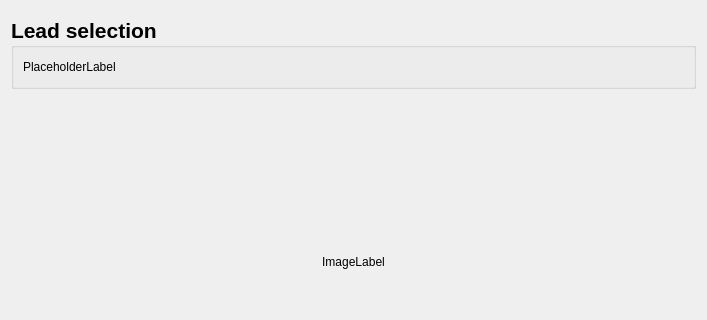
Old version of the form ecg_features/leads/view.ui in the repository medusabci/medusa-analyzer; both pictures show x 0 to 707 and y 0 to 320 of the 707 by 771 pixel window.
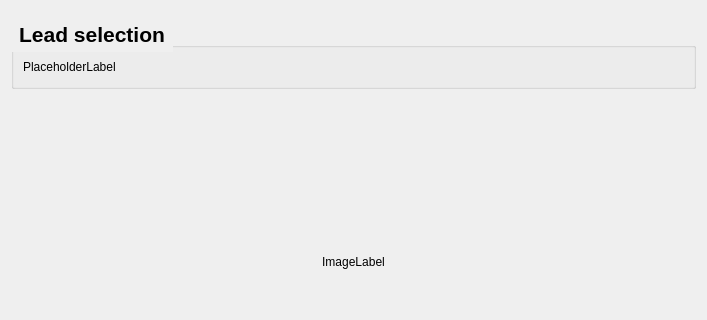
New version of the form.

What changed in the file:
```diff
--- a/ecg_features/leads/view.ui
+++ b/ecg_features/leads/view.ui
@@ -39,12 +39,12 @@
       </font>
      </property>
      <property name="styleSheet">
-      <string notr="true">QGroupBox#Datapreprocessing::title {
+      <string notr="true">QGroupBox::title {
     subcontrol-origin: margin;
     subcontrol-position: top left; 
     padding: 5px;                 
     letter-spacing: 1px;
-
+    
     color: qlineargradient(
         spread:pad, x1:0, y1:0, x2:1, y2:0,
         stop:0 #6a0dad, stop:1 #ec407a
```
